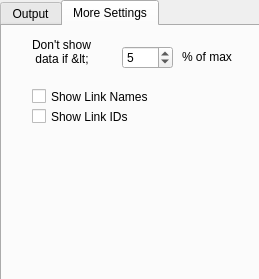
Old version of the form trunk/gui/ui/outputview.ui in the repository OdedCats/mezzo.
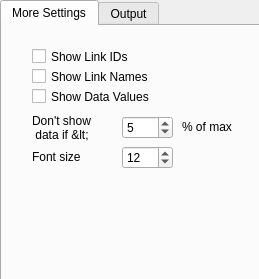
New version of the form. The open tabs and pages were chosen to show the change. Icons and pictures are not drawn.

Commit message: added data labels in the Output view

What changed in the file:
```diff
--- a/trunk/gui/ui/outputview.ui
+++ b/trunk/gui/ui/outputview.ui
@@ -31,8 +31,133 @@
    <property name="currentIndex" >
     <number>0</number>
    </property>
-   <widget class="QWidget" name="tab_1" >
-    <attribute name="title" >
+   <widget class="QWidget" name="tab_2">
+    <attribute name="title">
+     <string>More Settings</string>
+    </attribute>
+    <widget class="QSpinBox" name="cutoff">
+     <property name="geometry">
+      <rect>
+       <x>120</x>
+       <y>90</y>
+       <width>51</width>
+       <height>23</height>
+      </rect>
+     </property>
+     <property name="toolTip">
+      <string>Hides colour and thickness for small data values</string>
+     </property>
+     <property name="maximum">
+      <number>100</number>
+     </property>
+     <property name="value">
+      <number>5</number>
+     </property>
+    </widget>
+    <widget class="QLabel" name="label_6">
+     <property name="geometry">
+      <rect>
+       <x>180</x>
+       <y>90</y>
+       <width>81</width>
+       <height>21</height>
+      </rect>
+     </property>
+     <property name="text">
+      <string>% of max</string>
+     </property>
+    </widget>
+    <widget class="QLabel" name="label_7">
+     <property name="geometry">
+      <rect>
+       <x>30</x>
+       <y>86</y>
+       <width>71</width>
+       <height>31</height>
+      </rect>
+     </property>
+     <property name="text">
+      <string>Don't show
+ data if &lt;</string>
+     </property>
+    </widget>
+    <widget class="QCheckBox" name="showLinkNames">
+     <property name="geometry">
+      <rect>
+       <x>30</x>
+       <y>40</y>
+       <width>201</width>
+       <height>21</height>
+      </rect>
+     </property>
+     <property name="text">
+      <string>Show Link Names</string>
+     </property>
+    </widget>
+    <widget class="QCheckBox" name="showLinkIds">
+     <property name="geometry">
+      <rect>
+       <x>30</x>
+       <y>20</y>
+       <width>201</width>
+       <height>21</height>
+      </rect>
+     </property>
+     <property name="text">
+      <string>Show Link IDs</string>
+     </property>
+    </widget>
+    <widget class="QCheckBox" name="showDataValues">
+     <property name="geometry">
+      <rect>
+       <x>30</x>
+       <y>60</y>
+       <width>201</width>
+       <height>21</height>
+      </rect>
+     </property>
+     <property name="text">
+      <string>Show Data Values</string>
+     </property>
+    </widget>
+    <widget class="QSpinBox" name="textsize">
+     <property name="geometry">
+      <rect>
+       <x>120</x>
+       <y>120</y>
+       <width>51</width>
+       <height>23</height>
+      </rect>
+     </property>
+     <property name="toolTip">
+      <string>Hides colour and thickness for small data values</string>
+     </property>
+     <property name="minimum">
+      <number>6</number>
+     </property>
+     <property name="maximum">
+      <number>100</number>
+     </property>
+     <property name="value">
+      <number>12</number>
+     </property>
+    </widget>
+    <widget class="QLabel" name="label_8">
+     <property name="geometry">
+      <rect>
+       <x>30</x>
+       <y>120</y>
+       <width>71</width>
+       <height>21</height>
+      </rect>
+     </property>
+     <property name="text">
+      <string>Font size</string>
+     </property>
+    </widget>
+   </widget>
+   <widget class="QWidget" name="tab_1">
+    <attribute name="title">
      <string>Output</string>
     </attribute>
     <widget class="QGroupBox" name="groupBox_2" >
@@ -274,83 +399,6 @@
      </widget>
     </widget>
    </widget>
-   <widget class="QWidget" name="tab_2" >
-    <attribute name="title" >
-     <string>More Settings</string>
-    </attribute>
-    <widget class="QSpinBox" name="cutoff" >
-     <property name="geometry" >
-      <rect>
-       <x>120</x>
-       <y>20</y>
-       <width>51</width>
-       <height>23</height>
-      </rect>
-     </property>
-     <property name="toolTip" >
-      <string>Hides colour and thickness for small data values</string>
-     </property>
-     <property name="maximum" >
-      <number>100</number>
-     </property>
-     <property name="value" >
-      <number>5</number>
-     </property>
-    </widget>
-    <widget class="QLabel" name="label_6" >
-     <property name="geometry" >
-      <rect>
-       <x>180</x>
-       <y>20</y>
-       <width>81</width>
-       <height>21</height>
-      </rect>
-     </property>
-     <property name="text" >
-      <string>% of max</string>
-     </property>
-    </widget>
-    <widget class="QLabel" name="label_7" >
-     <property name="geometry" >
-      <rect>
-       <x>30</x>
-       <y>10</y>
-       <width>71</width>
-       <height>31</height>
-      </rect>
-     </property>
-     <property name="text" >
-      <string>Don't show
- data if &lt;</string>
-     </property>
-    </widget>
-    <widget class="QCheckBox" name="showLinkNames" >
-     <property name="geometry" >
-      <rect>
-       <x>30</x>
-       <y>60</y>
-       <width>201</width>
-       <height>21</height>
-      </rect>
-     </property>
-     <property name="text" >
-      <string>Show Link Names</string>
-     </property>
-    </widget>
-    <widget class="QCheckBox" name="showLinkIds" >
-     <property name="geometry" >
-      <rect>
-       <x>30</x>
-       <y>80</y>
-       <width>201</width>
-       <height>21</height>
-      </rect>
-     </property>
-     <property name="text" >
-      <string>Show Link IDs</string>
-     </property>
-    </widget>
-   </widget>
   </widget>
  </widget>
  <resources>
```
Left out of the diff: 135 changed lines with no effect on the pictures. The commit also changes 6 other files.
